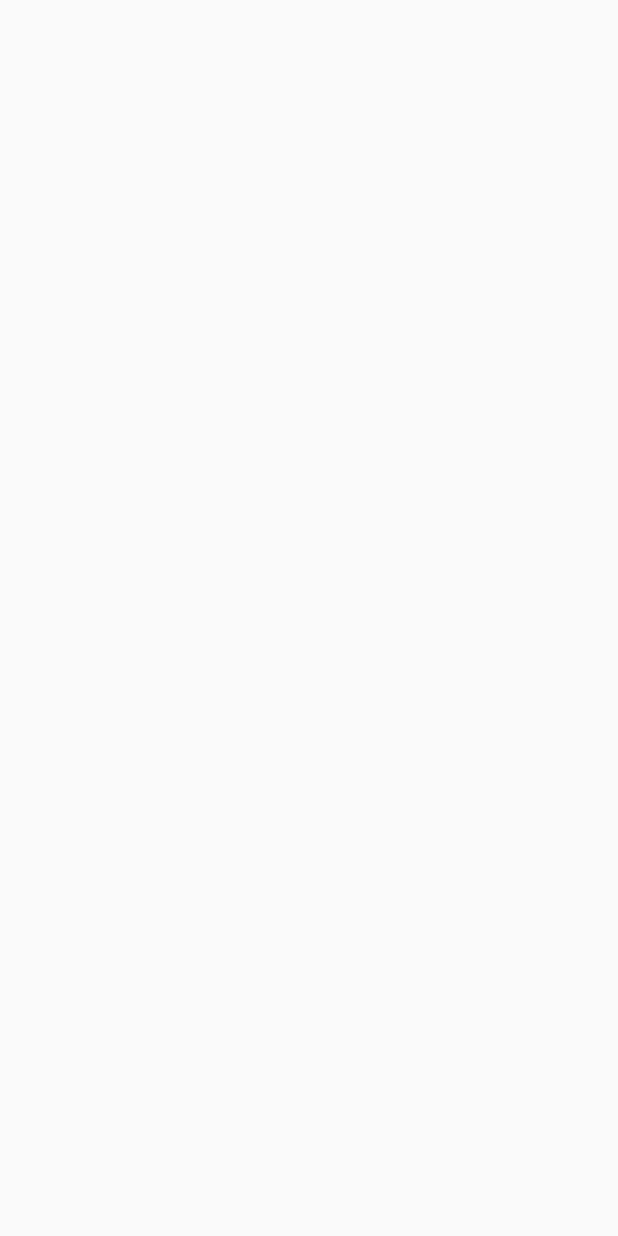
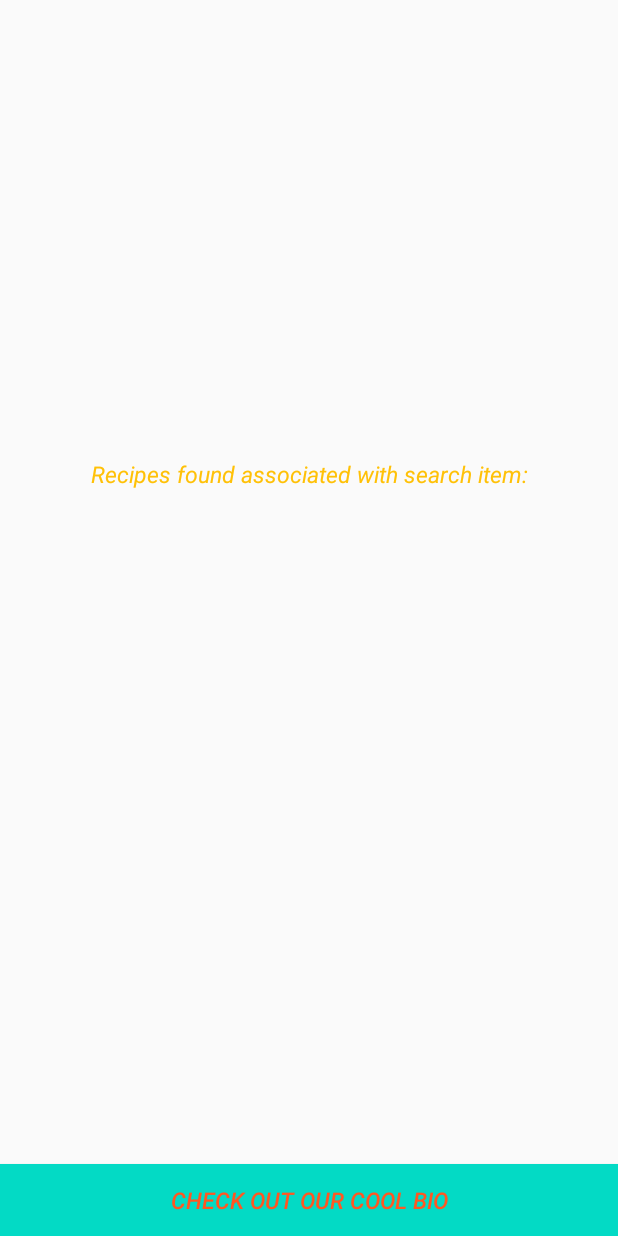
Before and after one commit to Samuel-dot-cloud/RecipeApp, an Android app: the RecipeActivity screen opened directly, with no data from a screen before it, on a phone screen of 412 x 824 dp. Before the commit the screen is empty. Run offline under Robolectric (Android 15) with nearby library versions, the phone set to English and light mode, and no system bars; our stand-ins replace ButterKnife.

Commit message:
Binding of views in recipe page and linking to about page

```diff
--- a/app/src/main/java/com/studiofive/recipeapp/AboutActivity.java
+++ b/app/src/main/java/com/studiofive/recipeapp/AboutActivity.java
@@ -2,6 +2,7 @@ package com.studiofive.recipeapp;
 
 import androidx.appcompat.app.AppCompatActivity;
 
+import android.content.Intent;
 import android.os.Bundle;
 
 public class AboutActivity extends AppCompatActivity {
@@ -10,5 +11,8 @@ public class AboutActivity extends AppCompatActivity {
     protected void onCreate(Bundle savedInstanceState) {
         super.onCreate(savedInstanceState);
         setContentView(R.layout.activity_about);
+
+
+        Intent intent = getIntent();
     }
 }
--- a/app/src/main/java/com/studiofive/recipeapp/RecipeActivity.java
+++ b/app/src/main/java/com/studiofive/recipeapp/RecipeActivity.java
@@ -4,15 +4,36 @@ import androidx.appcompat.app.AppCompatActivity;
 
 import android.content.Intent;
 import android.os.Bundle;
+import android.view.View;
+import android.widget.Button;
+import android.widget.TextView;
 
-public class RecipeActivity extends AppCompatActivity {
+import butterknife.BindView;
+import butterknife.ButterKnife;
+
+public class RecipeActivity extends AppCompatActivity implements View.OnClickListener {
+    @BindView(R.id.findAboutButton)
+    Button mFindAboutButton;
+    @BindView(R.id.displaySearch)
+    TextView mDisplaySearch;
 
     @Override
     protected void onCreate(Bundle savedInstanceState) {
         super.onCreate(savedInstanceState);
         setContentView(R.layout.activity_recipe);
+        ButterKnife.bind(this);
+
+        mFindAboutButton.setOnClickListener(this);
 
 
         Intent intent = getIntent();
     }
+
+    @Override
+    public void onClick(View v){
+        if(v == mFindAboutButton){
+            Intent intent = new Intent(RecipeActivity.this, AboutActivity.class);
+            startActivity(intent);
+        }
+    }
 }
--- a/app/src/main/res/layout/activity_recipe.xml
+++ b/app/src/main/res/layout/activity_recipe.xml
@@ -6,4 +6,32 @@
     android:layout_height="match_parent"
     tools:context=".RecipeActivity">
 
+    <TextView
+        android:id="@+id/displaySearch"
+        android:layout_width="wrap_content"
+        android:layout_height="wrap_content"
+        android:text="Recipes found associated with search item:"
+        android:textSize="15sp"
+        android:textStyle="italic"
+        android:textColor="@color/colorPrimaryLight"
+        app:layout_constraintBottom_toBottomOf="parent"
+        app:layout_constraintEnd_toEndOf="parent"
+        app:layout_constraintStart_toStartOf="parent"
+        app:layout_constraintTop_toTopOf="parent"
+        app:layout_constraintVertical_bias="0.38" />
+
+    <Button
+        android:id="@+id/findAboutButton"
+        android:layout_width="match_parent"
+        android:layout_height="wrap_content"
+        android:text="Check out our cool bio"
+        android:textSize="15sp"
+        android:textColor="@color/colorDivider"
+        android:textStyle="italic"
+        android:background="@color/colorAccent"
+        app:layout_constraintBottom_toBottomOf="parent"
+        app:layout_constraintEnd_toEndOf="parent"
+        app:layout_constraintStart_toStartOf="parent"
+        app:layout_constraintTop_toBottomOf="@+id/displaySearch"
+        app:layout_constraintVertical_bias="1.0" />
 </androidx.constraintlayout.widget.ConstraintLayout>
```
